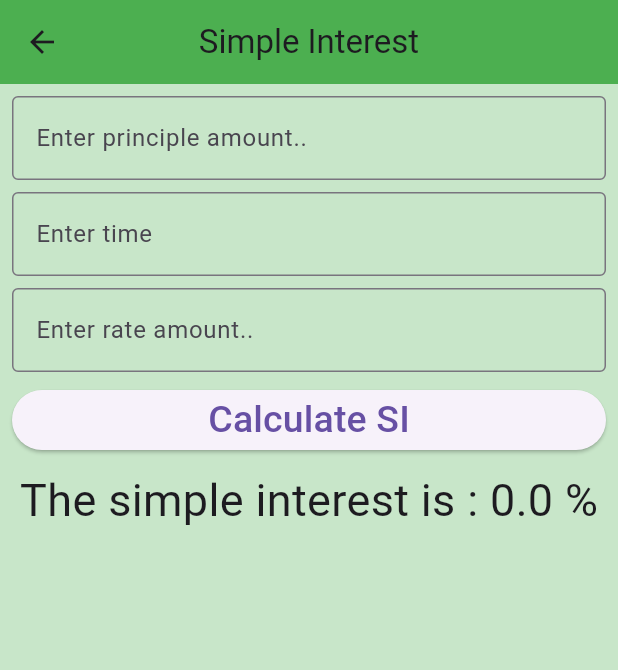
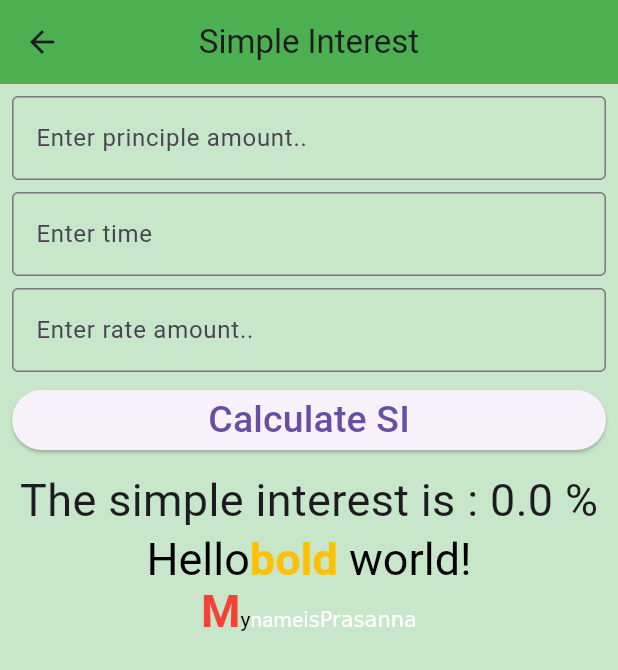
Before and after one commit to PrasannaJung/first_flutter_app, a Flutter app: the SimpleInterestScreen screen opened directly, on a phone screen of 412 x 824 dp. Shown: the top 670 px of the screen. Run offline on Flutter 3.47's test engine with Material 3 defaults, Android fonts, the phone set to English and light mode, and no system bars.

Commit message:
Second commit

```diff
--- a/lib/app/app.dart
+++ b/lib/app/app.dart
@@ -1,4 +1,5 @@
 import 'package:first_app/screen/arithmetic_screen.dart';
+import 'package:first_app/screen/dashboard_screen.dart';
 import 'package:first_app/screen/hello_world_screen.dart';
 import 'package:first_app/screen/simple_interest_screen.dart';
 import 'package:flutter/material.dart';
@@ -9,7 +10,7 @@ class App extends StatelessWidget {
   @override
   Widget build(BuildContext context) {
     return const MaterialApp(
-      home: SimpleInterestScreen(),
+      home: DashboardScreen(),
     );
   }
 }
--- a/lib/screen/arithmetic_screen.dart
+++ b/lib/screen/arithmetic_screen.dart
@@ -29,13 +29,22 @@ class _ArithmeticScreenState extends State<ArithmeticScreen> {
         child: Column(
           children: [
             TextField(
+
               onChanged: (value) {
                 first = int.parse(value);
               },
               keyboardType: TextInputType.number,
-              decoration: const InputDecoration(
-                border: OutlineInputBorder(),
-                labelText: 'Enter First No',
+              decoration: InputDecoration(
+                  border: OutlineInputBorder(
+                    borderRadius: BorderRadius.all(Radius.circular(10.0)),
+                  ),
+                  enabledBorder: OutlineInputBorder(
+                    borderSide: BorderSide(color: Colors.red),
+                  ),
+                focusedBorder: OutlineInputBorder(
+                  borderSide: BorderSide(color: Colors.green)
+                ),
+                labelText: "Enter the first no."
               ),
             ),
             const SizedBox(height: 8),
@@ -101,6 +110,7 @@ class _ArithmeticScreenState extends State<ArithmeticScreen> {
                 fontSize: 30,
               ),
             ),
+
           ],
         ),
       ),
--- a/lib/screen/simple_interest_screen.dart
+++ b/lib/screen/simple_interest_screen.dart
@@ -87,7 +87,52 @@ class _SimpleInterestScreenState extends State<SimpleInterestScreen> {
                 fontSize: 30,
               ),
             ),
+            RichText(text: TextSpan(
+              text: "Hello",
+              style: TextStyle(
+                color: Colors.black,
+                fontSize: 30
+              ),
+              children: [
+                TextSpan(
+                  text:'bold',
+                  style: TextStyle(
+                    fontWeight: FontWeight.bold,
+                    color: Colors.amber
+                  )
+                ),
+                TextSpan(
+                  text: ' world!'
+                )
+              ]
+            )),
+            RichText(text: TextSpan(
+              children: [
+                TextSpan(
+                  text:"M",
+                  style: TextStyle(
+                    fontWeight: FontWeight.bold,
+                    color: Colors.red,
+                    fontSize: 30
+                  ),
+                ),
+                TextSpan(
+                  text:"y",
+                  style: TextStyle(
+                    color: Colors.black,
+                  ),
 
+                ),
+                TextSpan(
+                  text:"name",
+                  style: TextStyle(
+
+                  )
+                ),
+                TextSpan(text: "is"),
+                TextSpan(text:"Prasanna")
+              ]
+            ))
           ],
         ),
       ),
```
